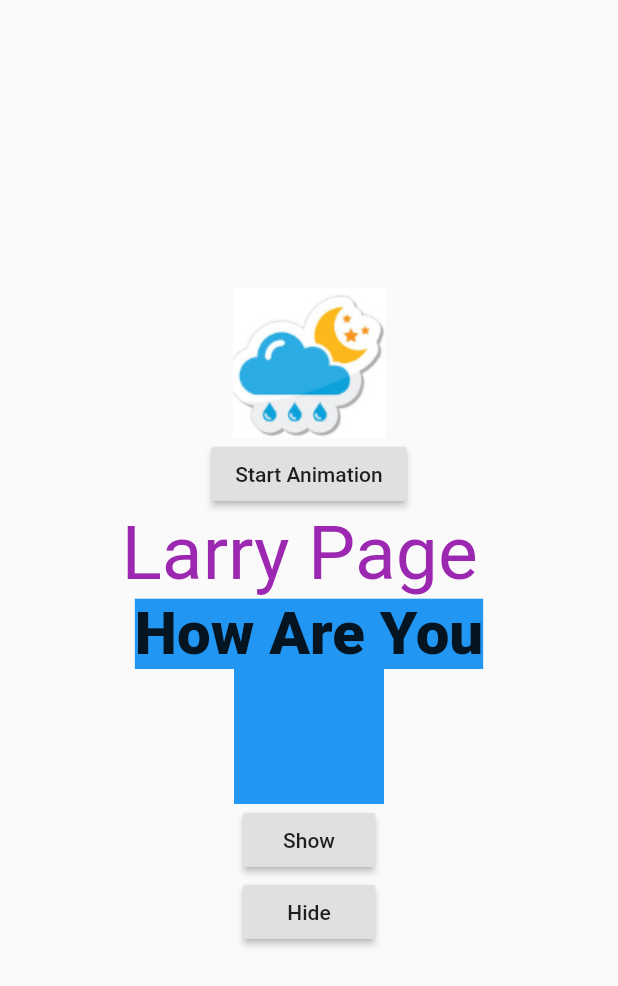
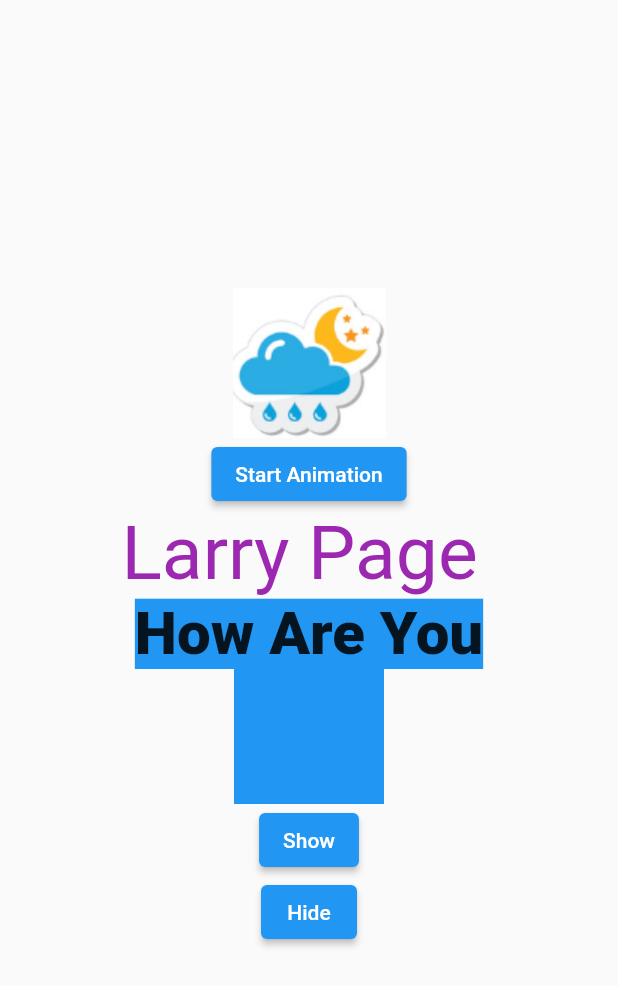
Before and after one commit to shazlycode/flutter_animation_AnimatedPositioned, a Flutter app: the screen it shows after launch, on a phone screen of 412 x 824 dp. Shown: the top 986 px of the screen. Run offline on Flutter 3.47's test engine with Material 2 defaults, Android fonts, the phone set to English and light mode, and no system bars; our stand-ins replace animated_text_kit; Roboto replaces fonts that are missing (Horizon).

Commit message:
from edit

```diff
--- a/lib/home_screen.dart
+++ b/lib/home_screen.dart
@@ -32,7 +32,7 @@ class _HomeSceenState extends State<HomeSceen> {
                 ),
               ),
               Center(
-                child: RaisedButton(
+                child: ElevatedButton(
                     child: Text("Start Animation"),
                     onPressed: () {
                       Navigator.push(context,
@@ -77,14 +77,14 @@ class _HomeSceenState extends State<HomeSceen> {
                       duration: Duration(seconds: 1))
                 ],
               ),
-              RaisedButton(
+              ElevatedButton(
                   child: Text("Show"),
                   onPressed: () {
                     setState(() {
                       how = How.show;
                     });
                   }),
-              RaisedButton(
+              ElevatedButton(
                   child: Text("Hide"),
                   onPressed: () {
                     setState(() {
```
